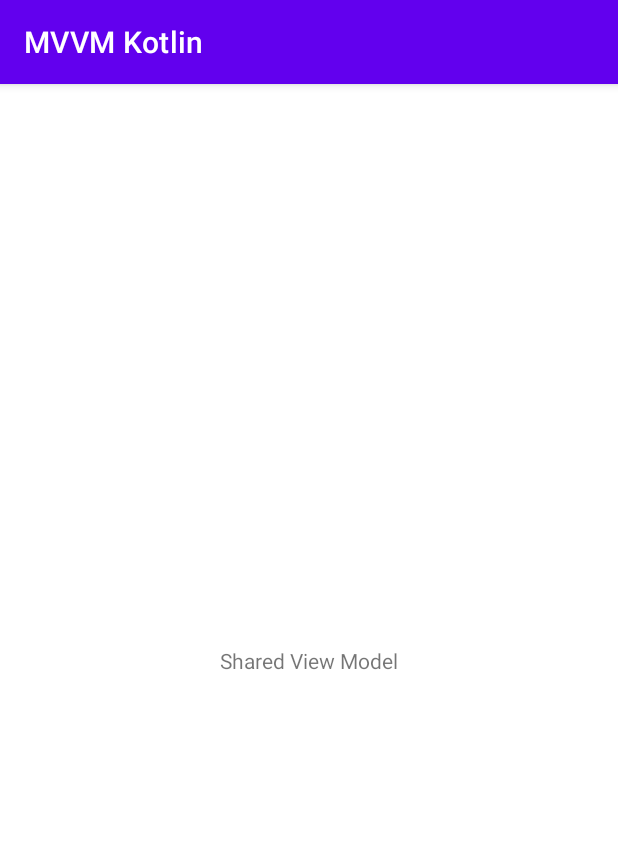
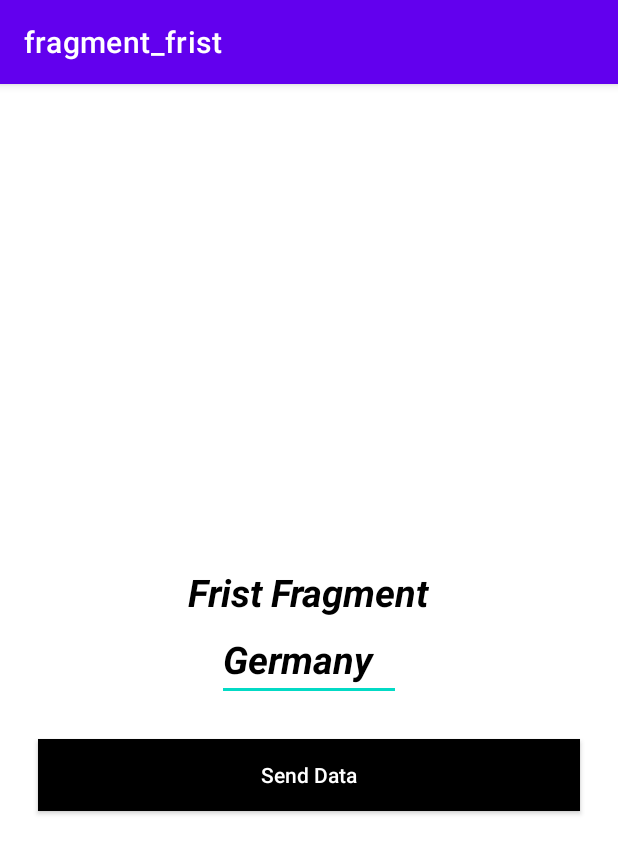
Before and after one commit to VinayTShetty/Mvvm-Android-Kotlin, an Android app: the screen it shows after launch (MainActivity), on a phone screen of 412 x 824 dp. Shown: the top 854 px of the screen. Run offline under Robolectric (Android 15) with nearby library versions, the phone set to English and light mode, and no system bars; our stand-ins replace navigation-ui.

Commit message:
Demo Working Code.

```diff
--- /dev/null
+++ b/MVVM_Kotlin/app/src/main/java/com/example/mvvmkotlin/Frist.kt
@@ -0,0 +1,51 @@
+package com.example.mvvmkotlin
+
+import android.os.Bundle
+import androidx.fragment.app.Fragment
+import android.view.LayoutInflater
+import android.view.View
+import android.view.ViewGroup
+import androidx.fragment.app.activityViewModels
+import androidx.navigation.fragment.findNavController
+import com.example.mvvmkotlin.databinding.FragmentFristBinding
+
+class Frist : Fragment() {
+
+    private var _binding: FragmentFristBinding? = null
+    private val binding get() = _binding!!
+
+    /**
+     * Delegating the activityViewModel to Fragment.
+     */
+    private val mySharedViewModel: MySharedViewModel by activityViewModels()
+
+    override fun onCreate(savedInstanceState: Bundle?) {
+        super.onCreate(savedInstanceState)
+        arguments?.let {
+
+        }
+    }
+
+    override fun onCreateView(
+        inflater: LayoutInflater, container: ViewGroup?,
+        savedInstanceState: Bundle?
+    ): View? {
+        _binding = FragmentFristBinding.inflate(inflater, container, false)
+        mySharedViewModel.country.observe(viewLifecycleOwner, { country ->
+            binding.fristEditTxt.setText(country)
+        })
+        binding.fristButon.setOnClickListener {
+            mySharedViewModel.saveCountry(binding.fristEditTxt.text.toString())
+            findNavController().navigate(R.id.action_frist_to_second)
+        }
+        // Inflate the layout for this fragment
+
+        return binding.root
+    }
+
+    override fun onDestroyView() {
+        super.onDestroyView()
+        _binding = null
+    }
+
+}
--- a/MVVM_Kotlin/app/src/main/java/com/example/mvvmkotlin/MainActivity.kt
+++ b/MVVM_Kotlin/app/src/main/java/com/example/mvvmkotlin/MainActivity.kt
@@ -2,10 +2,37 @@ package com.example.mvvmkotlin
 
 import androidx.appcompat.app.AppCompatActivity
 import android.os.Bundle
+import androidx.navigation.NavController
+import androidx.navigation.Navigation
+import androidx.navigation.findNavController
+import androidx.navigation.fragment.NavHostFragment
+import androidx.navigation.ui.setupActionBarWithNavController
+import com.example.mvvmkotlin.databinding.ActivityMainBinding
 
 class MainActivity : AppCompatActivity() {
+
+    private lateinit var binding: ActivityMainBinding
+    private lateinit var navController: NavController
+
     override fun onCreate(savedInstanceState: Bundle?) {
         super.onCreate(savedInstanceState)
-        setContentView(R.layout.activity_main)
+        binding=ActivityMainBinding.inflate(layoutInflater)
+        setContentView(binding.root)
+        val navHostFragment = supportFragmentManager.findFragmentById(R.id.fragmentContainerView) as NavHostFragment
+         navController = navHostFragment.navController
+
+
+     //   navController = findNavController(R.id.fragmentContainerView)
+    //    navController=findNavController(R.id.fragmentContainerView)
+        /**
+         * This is used to navigate back to FrsitFragment from SecondFragment.
+         */
+
+     //   Navigation.setViewNavController(fab, navController)
+        setupActionBarWithNavController(navController)
+    }
+
+    override fun onSupportNavigateUp(): Boolean {
+        return navController.navigateUp()|| super.onSupportNavigateUp()
     }
 }
--- /dev/null
+++ b/MVVM_Kotlin/app/src/main/java/com/example/mvvmkotlin/MySharedViewModel.kt
@@ -0,0 +1,24 @@
+package com.example.mvvmkotlin
+
+import androidx.lifecycle.LiveData
+import androidx.lifecycle.MutableLiveData
+import androidx.lifecycle.ViewModel
+
+class MySharedViewModel: ViewModel() {
+
+    /**
+     * This MutableLive data should be avaliabe only within the MySharedViewModel
+     */
+    private var _country=MutableLiveData<String>("Germany")
+
+    /**
+     * Public varriable
+     * Read only variable
+     * We will expose only country i.e LiveData variables to fragments
+     */
+    val country:LiveData<String> =_country
+
+    fun saveCountry(country_new:String){
+        _country.value=country_new
+    }
+}
--- a/MVVM_Kotlin/app/src/main/res/layout/activity_main.xml
+++ b/MVVM_Kotlin/app/src/main/res/layout/activity_main.xml
@@ -6,13 +6,16 @@
     android:layout_height="match_parent"
     tools:context=".MainActivity">
 
-    <TextView
-        android:layout_width="wrap_content"
-        android:layout_height="wrap_content"
-        android:text="Shared View Model"
+    <androidx.fragment.app.FragmentContainerView
+        android:id="@+id/fragmentContainerView"
+        android:name="androidx.navigation.fragment.NavHostFragment"
+        android:layout_width="match_parent"
+        android:layout_height="match_parent"
+        app:defaultNavHost="true"
         app:layout_constraintBottom_toBottomOf="parent"
         app:layout_constraintEnd_toEndOf="parent"
         app:layout_constraintStart_toStartOf="parent"
-        app:layout_constraintTop_toTopOf="parent" />
+        app:layout_constraintTop_toTopOf="parent"
+        app:navGraph="@navigation/my_nav" />
 
 </androidx.constraintlayout.widget.ConstraintLayout>
--- /dev/null
+++ b/MVVM_Kotlin/app/src/main/res/layout/fragment_frist.xml
@@ -0,0 +1,40 @@
+<?xml version="1.0" encoding="utf-8"?>
+<RelativeLayout xmlns:android="http://schemas.android.com/apk/res/android"
+    xmlns:tools="http://schemas.android.com/tools"
+    android:layout_width="match_parent"
+    android:layout_height="match_parent"
+    tools:context=".Frist">
+
+    <TextView
+        android:layout_width="wrap_content"
+        android:layout_height="wrap_content"
+        android:layout_above="@id/fristEditTxt"
+        android:layout_centerInParent="true"
+        android:text="Frist Fragment"
+        android:textColor="@color/black"
+        android:textSize="25dp"
+        android:textStyle="bold|italic"></TextView>
+
+    <androidx.appcompat.widget.AppCompatEditText
+        android:id="@+id/fristEditTxt"
+        android:layout_width="wrap_content"
+        android:layout_height="wrap_content"
+        android:layout_centerInParent="true"
+        android:hint="Enter Data"
+        android:textColor="@color/black"
+        android:textSize="25dp"
+        android:textStyle="bold|italic"></androidx.appcompat.widget.AppCompatEditText>
+
+    <androidx.appcompat.widget.AppCompatButton
+        android:id="@+id/fristButon"
+        android:layout_width="match_parent"
+        android:layout_height="wrap_content"
+        android:layout_below="@+id/fristEditTxt"
+        android:layout_centerInParent="true"
+        android:layout_margin="25dp"
+        android:background="@color/black"
+        android:text="Send Data"
+        android:textAllCaps="false"
+        android:textColor="@color/white"></androidx.appcompat.widget.AppCompatButton>
+
+</RelativeLayout>
--- /dev/null
+++ b/MVVM_Kotlin/app/src/main/res/navigation/my_nav.xml
@@ -0,0 +1,26 @@
+<?xml version="1.0" encoding="utf-8"?>
+<navigation xmlns:android="http://schemas.android.com/apk/res/android"
+    xmlns:app="http://schemas.android.com/apk/res-auto"
+    xmlns:tools="http://schemas.android.com/tools"
+    android:id="@+id/my_nav"
+    app:startDestination="@id/frist">
+
+    <fragment
+        android:id="@+id/frist"
+        android:name="com.example.mvvmkotlin.Frist"
+        android:label="fragment_frist"
+        tools:layout="@layout/fragment_frist" >
+        <action
+            android:id="@+id/action_frist_to_second"
+            app:destination="@id/second" />
+    </fragment>
+    <fragment
+        android:id="@+id/second"
+        android:name="com.example.mvvmkotlin.Second"
+        android:label="fragment_second"
+        tools:layout="@layout/fragment_second" >
+        <action
+            android:id="@+id/action_second_to_frist"
+            app:destination="@id/frist" />
+    </fragment>
+</navigation>
--- a/MVVM_Kotlin/app/src/main/res/values/strings.xml
+++ b/MVVM_Kotlin/app/src/main/res/values/strings.xml
@@ -1,3 +1,5 @@
 <resources>
     <string name="app_name">MVVM Kotlin</string>
+    <!-- TODO: Remove or change this placeholder text -->
+    <string name="hello_blank_fragment">Hello blank fragment</string>
 </resources>
```
Also changed, not shown: MVVM_Kotlin/app/build.gradle (+22 -0 lines), MVVM_Kotlin/app/src/main/java/com/example/mvvmkotlin/Second.kt (added, +22 -0 lines), MVVM_Kotlin/app/src/main/res/layout/fragment_second.xml (added, +40 -0 lines), 1 other file.
